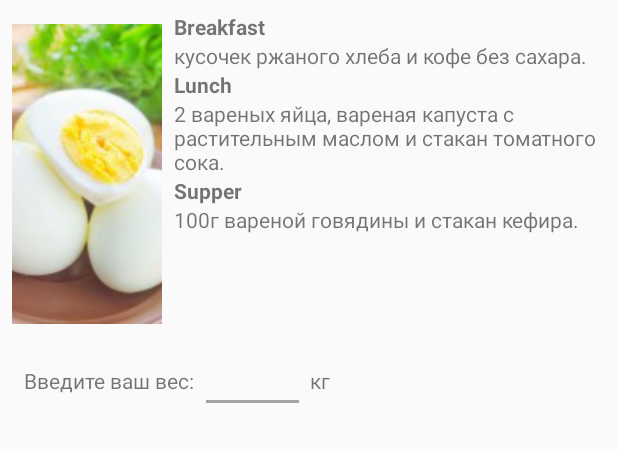
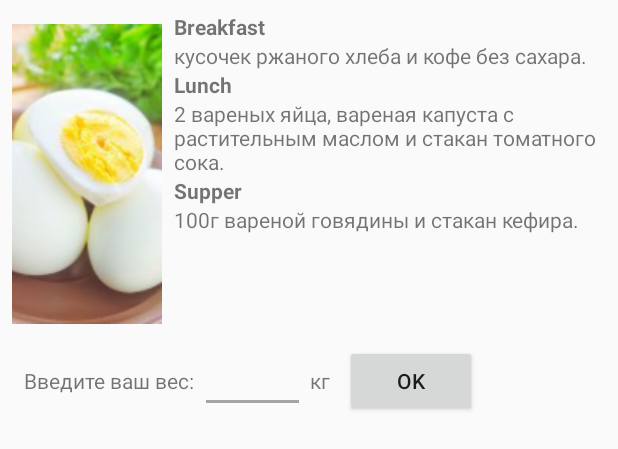
Before and after one commit to degluttiat/JD, an Android app: the layout item.xml on its own in the app's theme, with its tools: preview values and no code run, on a phone screen of 412 x 824 dp. Shown: the top 449 px of the screen. Run offline under Robolectric (Android 15) with nearby library versions, the phone set to English and light mode, and no system bars.

Commit message:
Added button to recycler

```diff
--- a/app/src/main/java/com/example/jd/FragmentAdapter.java
+++ b/app/src/main/java/com/example/jd/FragmentAdapter.java
@@ -3,10 +3,9 @@ package com.example.jd;
 import android.support.v4.app.Fragment;
 import android.support.v4.app.FragmentManager;
 import android.support.v4.app.FragmentPagerAdapter;
-import android.support.v4.app.FragmentStatePagerAdapter;
 
 public class FragmentAdapter extends FragmentPagerAdapter {
-    private String tabTitles[] = new String[] { "About", "Plans" };
+    private String tabTitles[] = new String[]{"About", "Plans"};
 
     public FragmentAdapter(FragmentManager fm) {
         super(fm);
@@ -28,7 +27,8 @@ public class FragmentAdapter extends FragmentPagerAdapter {
         return 2;
     }
 
-    @Override public CharSequence getPageTitle(int position) {
+    @Override
+    public CharSequence getPageTitle(int position) {
         // генерируем заголовок в зависимости от позиции
         return tabTitles[position];
     }
--- a/app/src/main/java/com/example/jd/RecyclerViewAdapter.java
+++ b/app/src/main/java/com/example/jd/RecyclerViewAdapter.java
@@ -38,6 +38,7 @@ public class RecyclerViewAdapter extends RecyclerView.Adapter<RecyclerViewAdapte
         viewHolder.textSupper.setText(itemClass.getTextSupper());
         viewHolder.itemImage.setImageResource(itemClass.getImage());
         viewHolder.linearLayout2.setVisibility(View.GONE);
+
     }
 
     @Override
@@ -70,7 +71,7 @@ public class RecyclerViewAdapter extends RecyclerView.Adapter<RecyclerViewAdapte
 
         @Override
         public void onClick(View v) {
-            if (linearLayout2.getVisibility() == View.VISIBLE) {
+            if (linearLayout2.getVisibility() == View.VISIBLE){
                 linearLayout2.setVisibility(View.GONE);
             } else {
                 TransitionManager.beginDelayedTransition(line);
--- a/app/src/main/res/layout/item.xml
+++ b/app/src/main/res/layout/item.xml
@@ -93,7 +93,12 @@
         <TextView
             android:layout_width="wrap_content"
             android:layout_height="wrap_content"
-            android:text=" кг"/>
+            android:text=" кг   "/>
+
+        <Button
+            android:layout_width="wrap_content"
+            android:layout_height="wrap_content"
+            android:text="OK"/>
 
 
     </LinearLayout>
```
